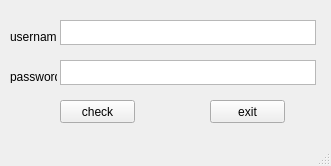
This is Sign_in.ui in ahmed-islam1337/Market_Mysql as Qt 5 draws it before an edit. The edited form follows.
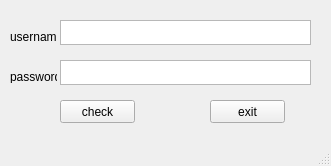
This is the edited form.

Commit message: change textBrowser to editText in sign_in win , make db connection ,design a userBoard

```diff
--- a/Sign_in.ui
+++ b/Sign_in.ui
@@ -40,26 +40,6 @@
      <string>password</string>
     </property>
    </widget>
-   <widget class="QTextBrowser" name="textBrowser">
-    <property name="geometry">
-     <rect>
-      <x>60</x>
-      <y>20</y>
-      <width>256</width>
-      <height>25</height>
-     </rect>
-    </property>
-   </widget>
-   <widget class="QTextBrowser" name="textBrowser_2">
-    <property name="geometry">
-     <rect>
-      <x>60</x>
-      <y>60</y>
-      <width>256</width>
-      <height>25</height>
-     </rect>
-    </property>
-   </widget>
    <widget class="QPushButton" name="pushButton">
     <property name="geometry">
      <rect>
@@ -86,6 +66,26 @@
      <string>exit</string>
     </property>
    </widget>
+   <widget class="QTextEdit" name="textEdit">
+    <property name="geometry">
+     <rect>
+      <x>60</x>
+      <y>20</y>
+      <width>251</width>
+      <height>25</height>
+     </rect>
+    </property>
+   </widget>
+   <widget class="QTextEdit" name="textEdit_2">
+    <property name="geometry">
+     <rect>
+      <x>60</x>
+      <y>60</y>
+      <width>251</width>
+      <height>25</height>
+     </rect>
+    </property>
+   </widget>
   </widget>
   <widget class="QMenuBar" name="menubar">
    <property name="geometry">
```
The commit also changes 9 other files.
